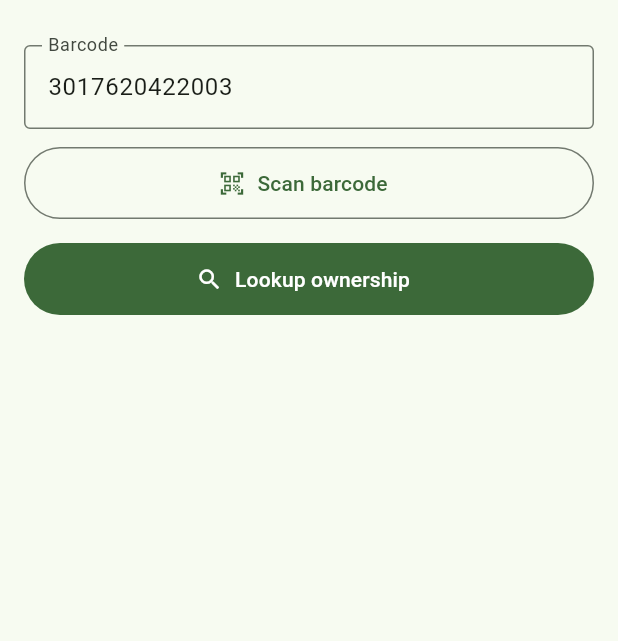
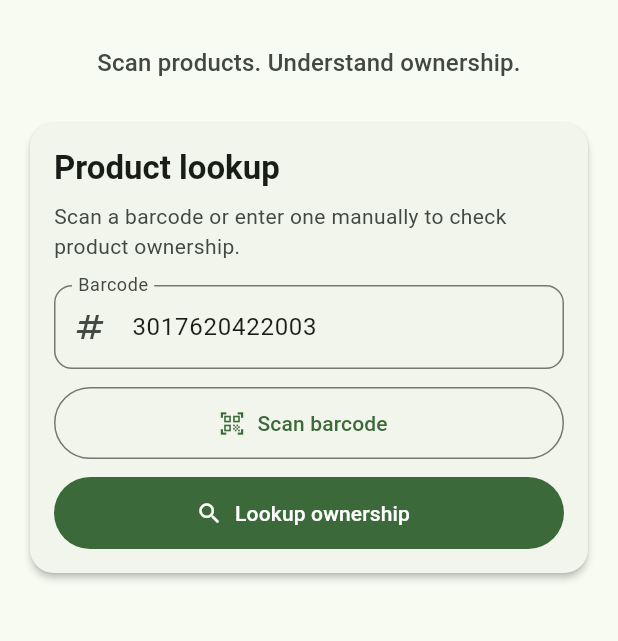
Before and after one commit to MGHADERI-25/whoownsit, a Flutter app: the screen it shows after launch, on a phone screen of 412 x 824 dp, the part 63-704 px from its top. Run offline on Flutter 3.47's test engine with Material 3 defaults, Android fonts, the light colour scheme and no system bars; our stand-ins replace dio; missing offline and left inert: mobile_scanner.

Commit message:
Polish manual lookup screen layout

```diff
--- a/lib/features/product_lookup/presentation/manual_barcode_lookup_screen.dart
+++ b/lib/features/product_lookup/presentation/manual_barcode_lookup_screen.dart
@@ -69,6 +69,7 @@ class _ManualBarcodeLookupScreenState extends State<ManualBarcodeLookupScreen> {
   @override
   Widget build(BuildContext context) {
     final result = _result;
+    final theme = Theme.of(context);
 
     return Scaffold(
       appBar: AppBar(title: const Text(AppConstants.appName)),
@@ -76,40 +77,71 @@ class _ManualBarcodeLookupScreenState extends State<ManualBarcodeLookupScreen> {
         child: SingleChildScrollView(
           padding: const EdgeInsets.all(16),
           child: Column(
+            crossAxisAlignment: CrossAxisAlignment.stretch,
             children: [
+              Text(
+                AppConstants.appTagline,
+                textAlign: TextAlign.center,
+                style: theme.textTheme.titleMedium?.copyWith(
+                  color: theme.colorScheme.onSurfaceVariant,
+                ),
+              ),
+              const SizedBox(height: 24),
+              Card(
+                child: Padding(
+                  padding: const EdgeInsets.all(16),
+                  child: Column(
+                    crossAxisAlignment: CrossAxisAlignment.stretch,
+                    children: [
+                      Text(
+                        'Product lookup',
+                        style: theme.textTheme.titleLarge?.copyWith(
+                          fontWeight: FontWeight.bold,
+                        ),
+                      ),
+                      const SizedBox(height: 8),
+                      Text(
+                        'Scan a barcode or enter one manually to check product ownership.',
+                        style: theme.textTheme.bodyMedium?.copyWith(
+                          color: theme.colorScheme.onSurfaceVariant,
+                        ),
+                      ),
+                      const SizedBox(height: 16),
                       TextField(
                         controller: _barcodeController,
                         keyboardType: TextInputType.number,
                         decoration: const InputDecoration(
                           labelText: 'Barcode',
-                  border: OutlineInputBorder(),
+                          prefixIcon: Icon(Icons.numbers),
                         ),
                       ),
-
                       const SizedBox(height: 12),
-
                       OutlinedButton.icon(
                         onPressed: _isLoading ? null : _scanBarcode,
                         icon: const Icon(Icons.qr_code_scanner),
                         label: const Text('Scan barcode'),
                       ),
-
-              const SizedBox(height: 16),
-
+                      const SizedBox(height: 12),
                       FilledButton.icon(
                         onPressed: _isLoading ? null : _lookup,
                         icon: _isLoading
                             ? const SizedBox(
                                 width: 16,
                                 height: 16,
-                        child: CircularProgressIndicator(strokeWidth: 2),
+                                child: CircularProgressIndicator(
+                                  strokeWidth: 2,
+                                ),
                               )
                             : const Icon(Icons.search),
-                label: Text(_isLoading ? 'Looking up...' : 'Lookup ownership'),
+                        label: Text(
+                          _isLoading ? 'Looking up...' : 'Lookup ownership',
                         ),
-
+                      ),
+                    ],
+                  ),
+                ),
+              ),
               const SizedBox(height: 24),
-
               if (result != null) _OwnershipResultCard(result: result),
             ],
           ),
```
Lines whose indentation alone changed are shown as unchanged.
